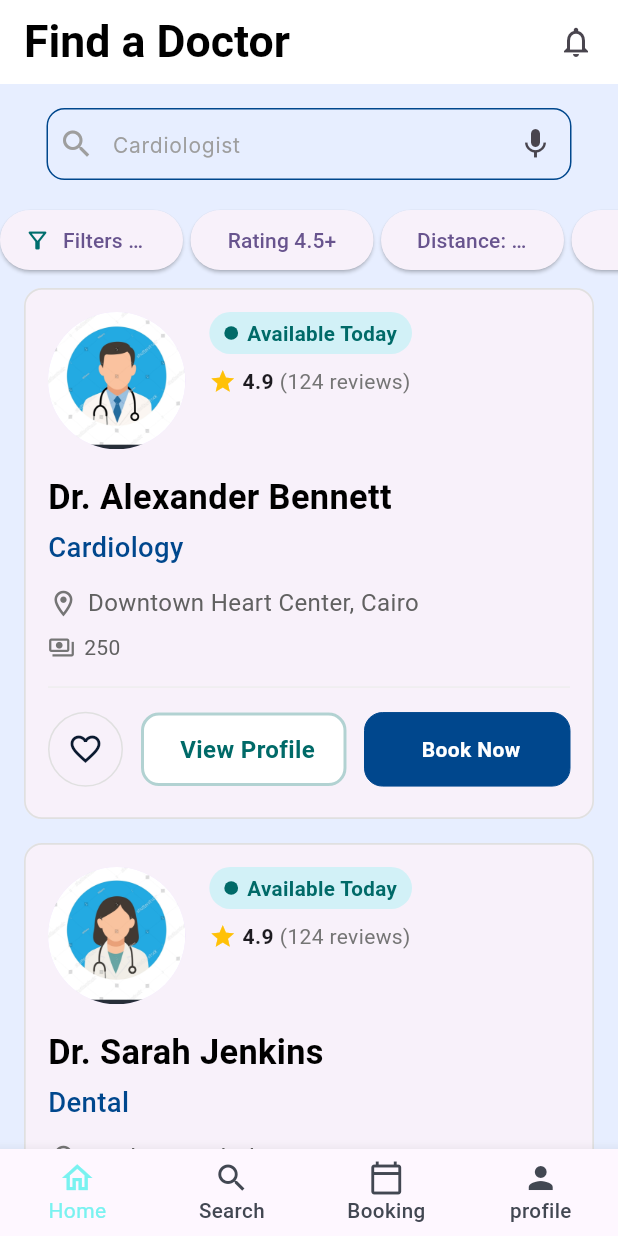
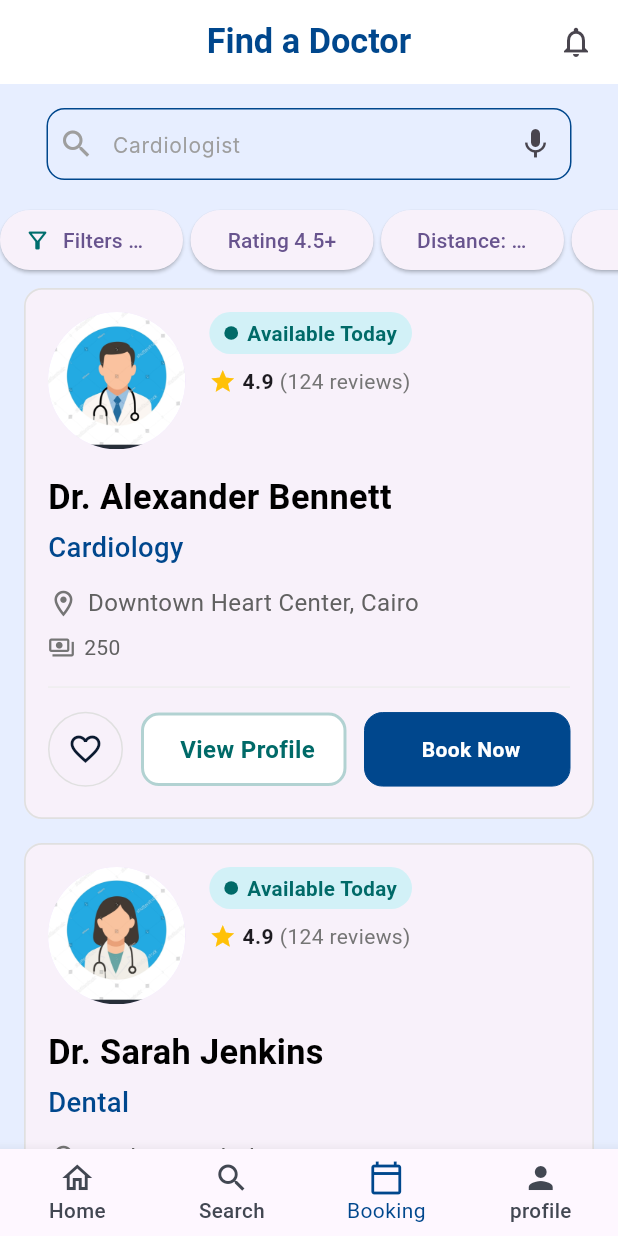
Before and after one commit to Ali-Abu1993/doctor-appoint, a Flutter app: the AllDoctorsScreen screen opened by its route, on a phone screen of 412 x 824 dp. Run offline on Flutter 3.47's test engine with Material 3 defaults, Android fonts, the phone set to English and light mode, and no system bars; our stand-ins replace dio, firebase_auth, firebase_core, flutter_bloc, flutter_screenutil, flutter_secure_storage and 3 more; accounts and stored records are empty; Roboto replaces fonts that are missing (Inter).

Commit message:
Update app routing, ShellRoute, and profile features

```diff
--- a/lib/core/widgets/main_layout.dart
+++ b/lib/core/widgets/main_layout.dart
@@ -12,7 +12,7 @@ class MainLayout extends StatelessWidget {
  final location =GoRouterState.of(context).uri.path;
  if (location.startsWith('/home'))return 0;
  if (location.startsWith('/search'))return 1;
- if (location.startsWith('/booking'))return 2;
+ if (location.startsWith('/all_doctors'))return 2;
  if (location.startsWith('/profile'))return 3;
  return 0;
   }
@@ -31,8 +31,10 @@ class MainLayout extends StatelessWidget {
             context.pushNamed(AppRouter.kHomeScreen);
           } else if (val ==1){
             context.pushNamed(AppRouter.kSearchScreen);
+          }else if (val ==2){
+            context.pushNamed(AppRouter.kAllDoctorScreen);
           }
-          else if (val == 4) {
+          else if (val == 3) {
             context.pushNamed(AppRouter.kProfileScreen);
           }
         },
--- a/lib/features/alldoctors/presentation/all_doctors_screen.dart
+++ b/lib/features/alldoctors/presentation/all_doctors_screen.dart
@@ -5,6 +5,7 @@ import 'package:doctor_appointment/core/routing/routes.dart';
 import 'package:doctor_appointment/core/utils/colors_manager.dart';
 import 'package:doctor_appointment/core/utils/text_style.dart';
 import 'package:doctor_appointment/core/widgets/app_text_field.dart';
+import 'package:doctor_appointment/core/widgets/main_layout.dart';
 import 'package:doctor_appointment/features/alldoctors/logic/all_doctor_state.dart';
 import 'package:flutter/material.dart';
 import 'package:flutter_bloc/flutter_bloc.dart';
@@ -39,8 +40,9 @@ int selectedIndex =0;
         appBar: AppBar(
           title: Text(
             "Find a Doctor",
-            style:TxtStyle.font26W700Black
+            style:TxtStyle.font20W700Blue
           ),
+          centerTitle: true,
           backgroundColor: Colors.white,
           actions: [
             InkWell(
@@ -196,46 +198,7 @@ int selectedIndex =0;
           ),
         ),
 
-          bottomNavigationBar: BottomNavigationBar(
-            selectedItemColor: ColorsManager.secondary,
-              unselectedItemColor: ColorsManager.unselectedIcon,
-              unselectedLabelStyle: TxtStyle.font12W500,
-              currentIndex: selectedIndex,
-              onTap: (val){
-              setState(() {
-                selectedIndex=val;
-              });
-              if(val==0){
-                context.pushNamed(AppRouter.kHomeScreen);
-              }
-              if(val==1){
-                context.pushNamed(AppRouter.kAllDoctorScreen);
-              }
-              if(val==2){
-
-              }
-              if(val==3){
-                context.pushNamed(AppRouter.kProfileScreen);
-              }
-              },
-              type: BottomNavigationBarType.fixed,
-              items: [
-            BottomNavigationBarItem(icon: InkWell(
-              onTap:()=> context.pushNamed(AppRouter.kHomeScreen) ,
-              child: Icon(Icons.home_outlined)),label: "Home",),
-            BottomNavigationBarItem(icon: InkWell(
-              onTap:()=> context.pushNamed(AppRouter.kSearchScreen),
-              child: Icon(Icons.search)),label: "Search",
-            backgroundColor:ColorsManager.unselectedIcon ),
-            BottomNavigationBarItem(icon: Icon(Icons.calendar_today_outlined),label: "Booking"),
-            BottomNavigationBarItem(
-                icon: InkWell(
-                  onTap: (){
-                    context.pushNamed(AppRouter.kProfileScreen);
-                  },
-                    child: Icon(Icons.person)),label: "profile"),
-          ]
-          )
+          bottomNavigationBar: MainLayout()
       ),
     );
   }
```
Also changed, not shown: lib/features/home/presentation/home_screen.dart (+1 -34 lines).
